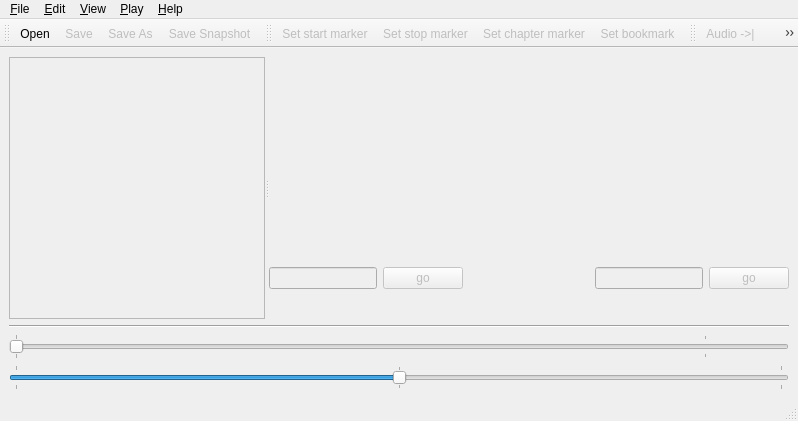
Qt form src/dvbcutbase.ui (nextghost/dvbcut-qt4) before a commit.
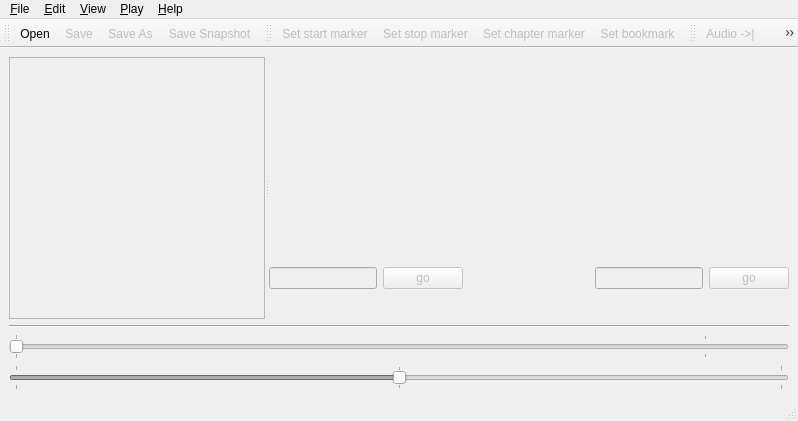
The same form after that commit. Icons and pictures are not drawn.

Commit message: Disable sliders on startup

```diff
--- a/src/dvbcutbase.ui
+++ b/src/dvbcutbase.ui
@@ -287,6 +287,9 @@
     </item>
     <item>
      <widget class="QSlider" name="jogslider">
+      <property name="enabled">
+       <bool>false</bool>
+      </property>
       <property name="minimum">
        <number>-100000</number>
       </property>
```
Left out of the diff: 3 changed lines with no effect on the pictures. The commit also changes 1 other file.
